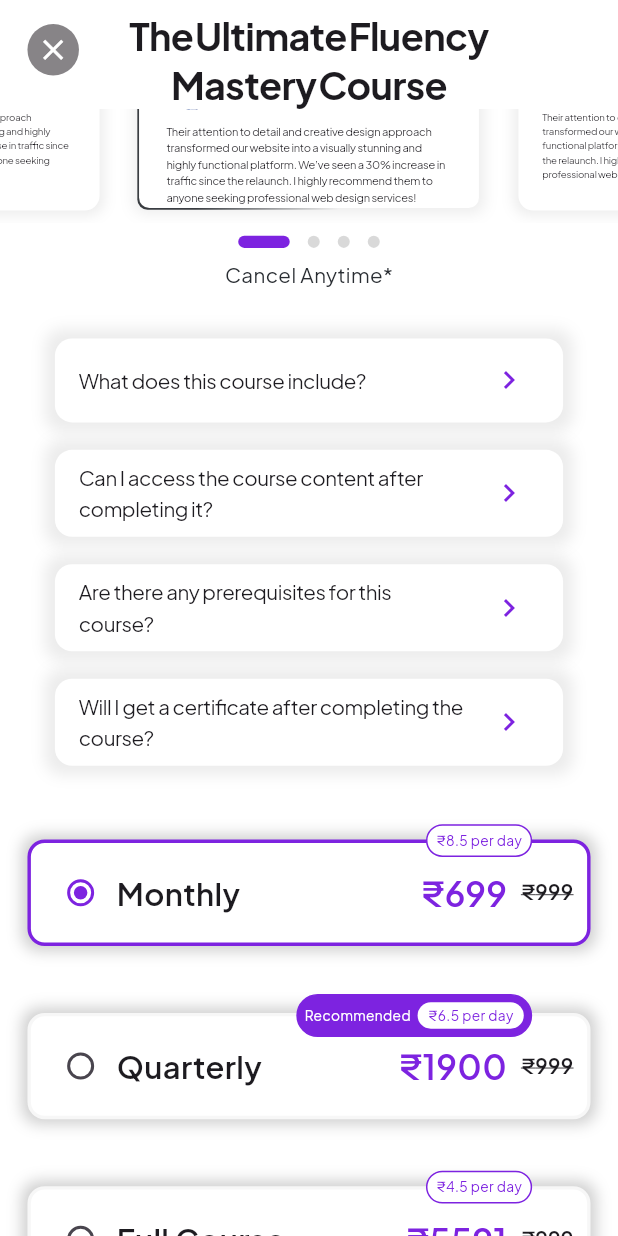
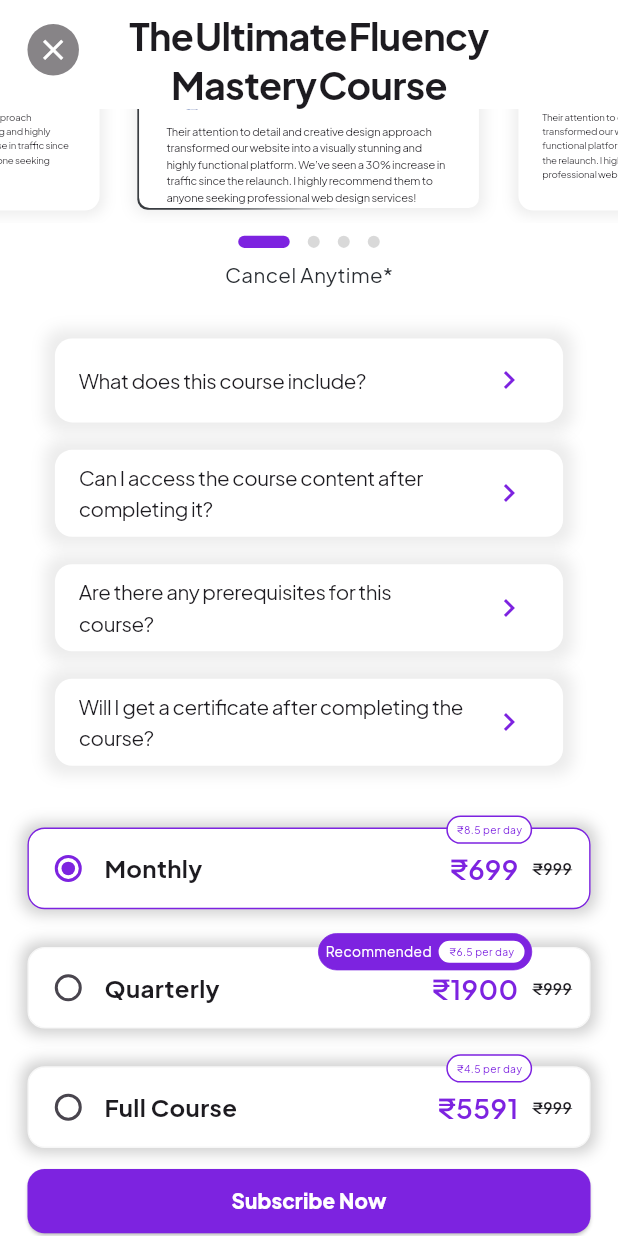
Before and after one commit to jonathanjohn47/ostello, a Flutter app: the screen it shows after launch, scrolled down 313 dp, on a phone screen of 412 x 824 dp. Run offline on Flutter 3.47's test engine with Material 3 defaults, Android fonts, the phone set to English and light mode, and no system bars; drawn by our look-alikes of carousel_slider, dots_indicator; our stand-ins replace custom_rating_bar, flutter_screenutil, get, google_fonts; missing offline and left inert: pixel_perfect.

Commit message:
UI Changes

```diff
--- a/lib/features/paywall/ui/paywall_screen.dart
+++ b/lib/features/paywall/ui/paywall_screen.dart
@@ -295,7 +295,7 @@ class PaywallScreen extends StatelessWidget {
                       });
                     }
                 ),
-                SizedBox(height: 20.sp),
+                SizedBox(height: 2.sp),
                 Padding(
                   padding:  EdgeInsets.symmetric(horizontal: 16.0.sp),
                   child: Row(
@@ -303,7 +303,7 @@ class PaywallScreen extends StatelessWidget {
                       Expanded(
                         child: ElevatedButton(
                             onPressed: () {},
-                            child: Text("Subscribe Now", style: TextStyle(fontSize: 14.sp, fontWeight: FontWeight.w700),),
+                            child: Text("Subscribe Now", style: TextStyle(fontSize: 12.sp, fontWeight: FontWeight.w900),),
                             style: ElevatedButton.styleFrom(
                               backgroundColor: AppColors.purpleColor,
                               // Or Colors.purple
@@ -313,7 +313,7 @@ class PaywallScreen extends StatelessWidget {
                                     10.r),
 
                               ),
-                              padding: EdgeInsets.all(16.sp)
+                              padding: EdgeInsets.all(10.sp)
                             )),
                       ),
                     ],
@@ -483,13 +483,13 @@ class PaywallScreen extends StatelessWidget {
         children: [
           Container(
             margin: EdgeInsets.symmetric(
-                horizontal: 16.sp, vertical: recommended ? 24.sp : 15.sp),
-            padding: EdgeInsets.all(8.sp),
+                horizontal: 16.sp, vertical: recommended ? 14.sp : 8.sp),
+            padding: EdgeInsets.all(2.sp),
             decoration: BoxDecoration(
               border: Border.all(
                 color: isSelected ? AppColors.purpleColor : AppColors
                     .lightGreyColor,
-                width: 2.0.sp,
+                width: 0.8.sp,
               ),
               color: Colors.white,
               borderRadius: BorderRadius.circular(10.r),
@@ -517,14 +517,14 @@ class PaywallScreen extends StatelessWidget {
               Expanded(
                 child: Text(
                   title,
-                  style: TextStyle(fontSize: 18.sp, fontWeight: FontWeight
-                      .w600),),
+                  style: TextStyle(fontSize: 14.sp, fontWeight: FontWeight
+                      .w700),),
               ),
               Text(
                 "₹$discountedPrice",
                 style: TextStyle(
                     color: AppColors.purpleColor,
-                    fontSize: 20.sp,
+                    fontSize: 16.sp,
                     fontWeight: FontWeight.w600
 
 
@@ -532,12 +532,13 @@ class PaywallScreen extends StatelessWidget {
               SizedBox(width: 8.sp),
               Text("₹$originalPrice", style: TextStyle(
                 decoration: TextDecoration.lineThrough,
-                fontSize: 12.sp,
+                fontSize: 9.sp,
                 fontWeight: FontWeight.w600,
-              ),)
+              ),),
+              SizedBox(width: 8.sp),
             ],),),
           !recommended ? Positioned(
-            top: 6.sp,
+            top: 1.sp,
             right: 50.sp,
             child: Container(
               padding: EdgeInsets.symmetric(horizontal: 5.sp, vertical: 3.sp),
@@ -545,21 +546,21 @@ class PaywallScreen extends StatelessWidget {
                 color: Colors.white,
                 borderRadius: BorderRadius.circular(24.r),
                 border: Border.all(
-                  color: AppColors.purpleColor, // Your border color
-                  width: 1.0, // Border thickness
+                  color: AppColors.purpleColor,
+                  width: 1.0,
                 ),
               ),
               child: Text(
                 "₹$perDayPrice per day",
                 style: TextStyle(
                   color: AppColors.purpleColor,
-                  fontSize: 8.sp,
+                  fontSize: 6.sp,
                 ),
               ),
             )
             ,
 
-          ) : Positioned(top: recommended ? 13.sp : -3.sp,
+          ) : Positioned(top: recommended ? 6.sp : -3.sp,
               right: 50.sp,
               child: Container(
                 decoration: BoxDecoration(
@@ -567,7 +568,7 @@ class PaywallScreen extends StatelessWidget {
                   borderRadius: BorderRadius.circular(24.r),
                   border: Border.all(
                     color: AppColors.purpleColor, // Your border color
-                    width: 1.0, // Border thickness
+                    width: 0.5, // Border thickness
                   ),
                 ),
                 padding: EdgeInsets.all(4.sp), // Added padding here
@@ -592,7 +593,7 @@ class PaywallScreen extends StatelessWidget {
                         "₹$perDayPrice per day",
                         style: TextStyle(
                           color: AppColors.purpleColor,
-                          fontSize: 8.sp,
+                          fontSize: 6.sp,
                         ),
                       ),
                     ),
```
